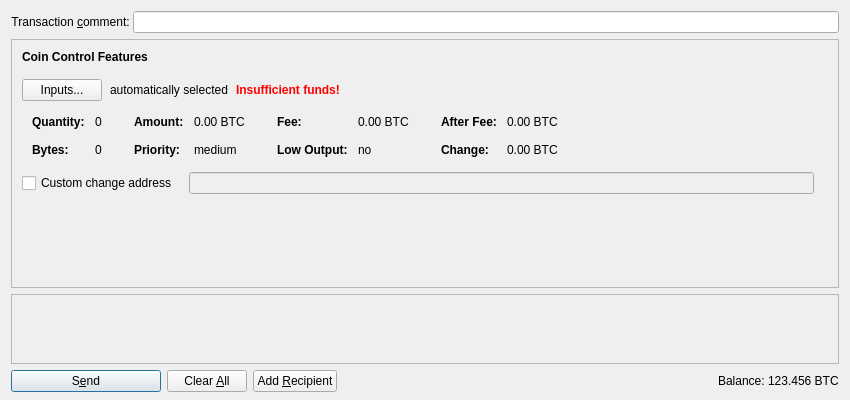
joulecoin/joulecoin, file src/qt/forms/sendcoinsdialog.ui: the form before one commit.
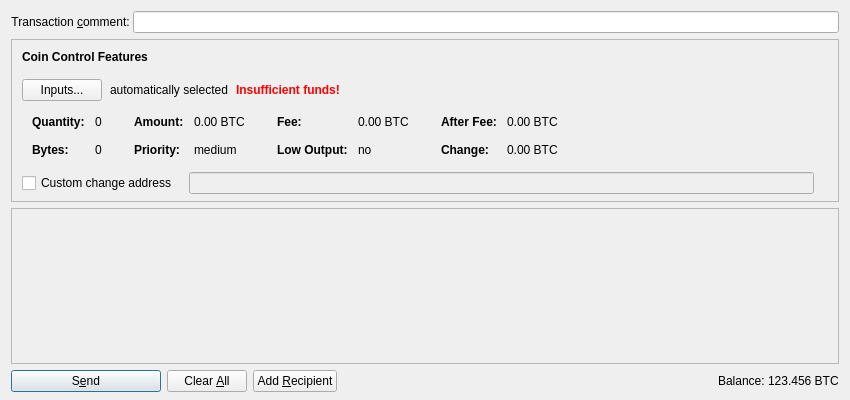
The form after the commit. Icons and pictures are not drawn. Custom widgets are drawn as their Qt base class.

```diff
--- a/src/qt/forms/sendcoinsdialog.ui
+++ b/src/qt/forms/sendcoinsdialog.ui
@@ -13,7 +13,7 @@
   <property name="windowTitle">
    <string>Send Coins</string>
   </property>
-  <layout class="QVBoxLayout" name="verticalLayout" stretch="0,1,0">
+  <layout class="QVBoxLayout" name="verticalLayout" stretch="0,0,1,0">
    <property name="bottomMargin">
     <number>8</number>
    </property>
```
